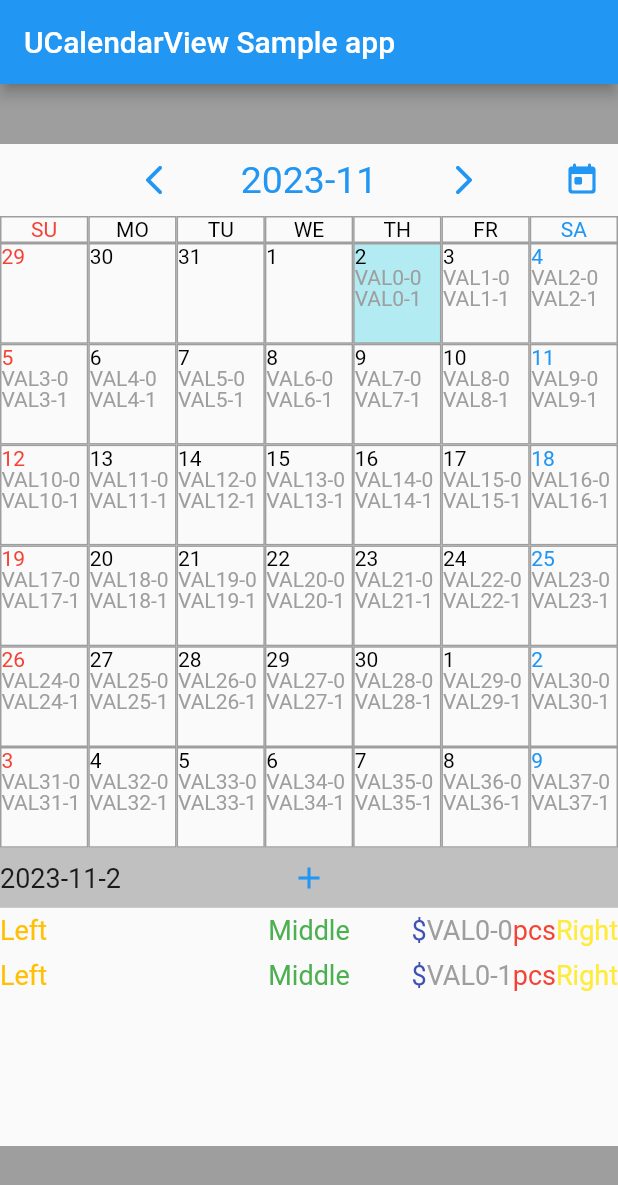
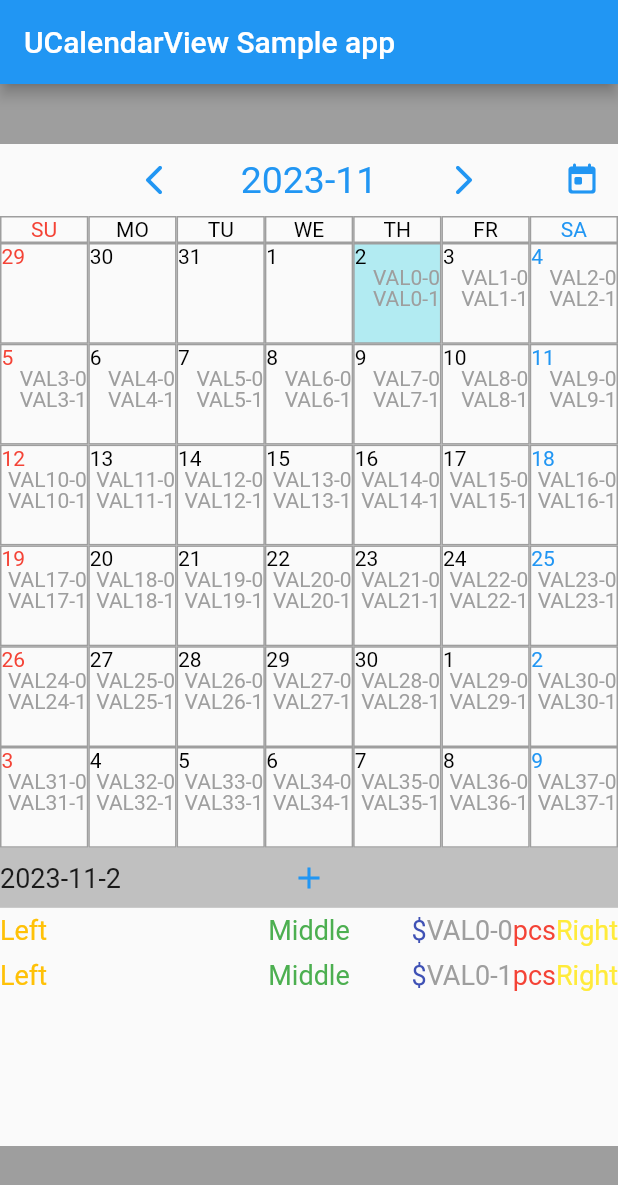
Before and after one commit to Tomohiro-Uchida/u_calendar_view_dart, a Flutter app: the screen it shows after launch, on a phone screen of 412 x 824 dp. Shown: the top 1185 px of the screen. Run offline on Flutter 3.47's test engine with Material 2 defaults, Android fonts, the phone set to English and light mode, and no system bars; our stand-ins replace flutter_riverpod, plugin_platform_interface; generated files the repository leaves out were written again.

Commit message:
0.2.4+25

```diff
--- a/example/pubspec.yaml
+++ b/example/pubspec.yaml
@@ -1,6 +1,6 @@
 name: u_calendar_view_dart_example
 description: Demonstrates how to use the u_calendar_view_dart plugin.
-version: 0.1.9+21
+version: 0.1.10+22
 homepage: https://github.com/Tomohiro-Uchida-Flutter/u_calendar_view_dart
 
 # The following line prevents the package from being accidentally published to
--- a/lib/u_calendar_view_dart.dart
+++ b/lib/u_calendar_view_dart.dart
@@ -149,9 +149,11 @@ class UCDayEntryState extends State<UCDayEntry> {
   Widget build(BuildContext context) {
     return Container(
       alignment: dayEntry.tableAlignment,
-      child: Row(children: [Expanded(
-          child: Text(dayEntry.value,
-              maxLines: 1, style: TextStyle(fontSize: dayEntry.tableFontSize, color: dayEntry.valueColor)))])
+      width: double.infinity,
+      // color: Colors.blue,
+      child: Text(dayEntry.value,
+              maxLines: 1,
+              style: TextStyle(fontSize: dayEntry.tableFontSize, color: dayEntry.valueColor))
     );
   }
 }
--- a/pubspec.yaml
+++ b/pubspec.yaml
@@ -1,6 +1,6 @@
 name: u_calendar_view_dart
 description: CalendarView for Dart/Flutter
-version: 0.2.3+24
+version: 0.2.4+25
 homepage: https://github.com/Tomohiro-Uchida-Flutter/u_calendar_view_dart
 
 environment:
```
Also changed, not shown: example/pubspec.lock, 1 other file.
